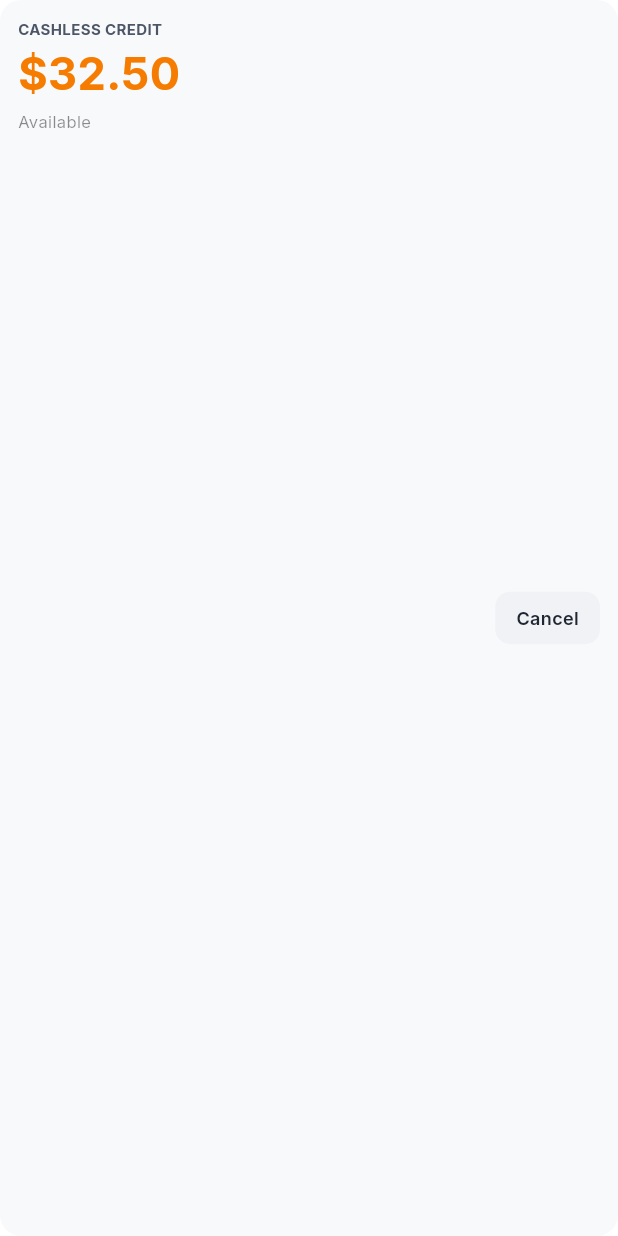
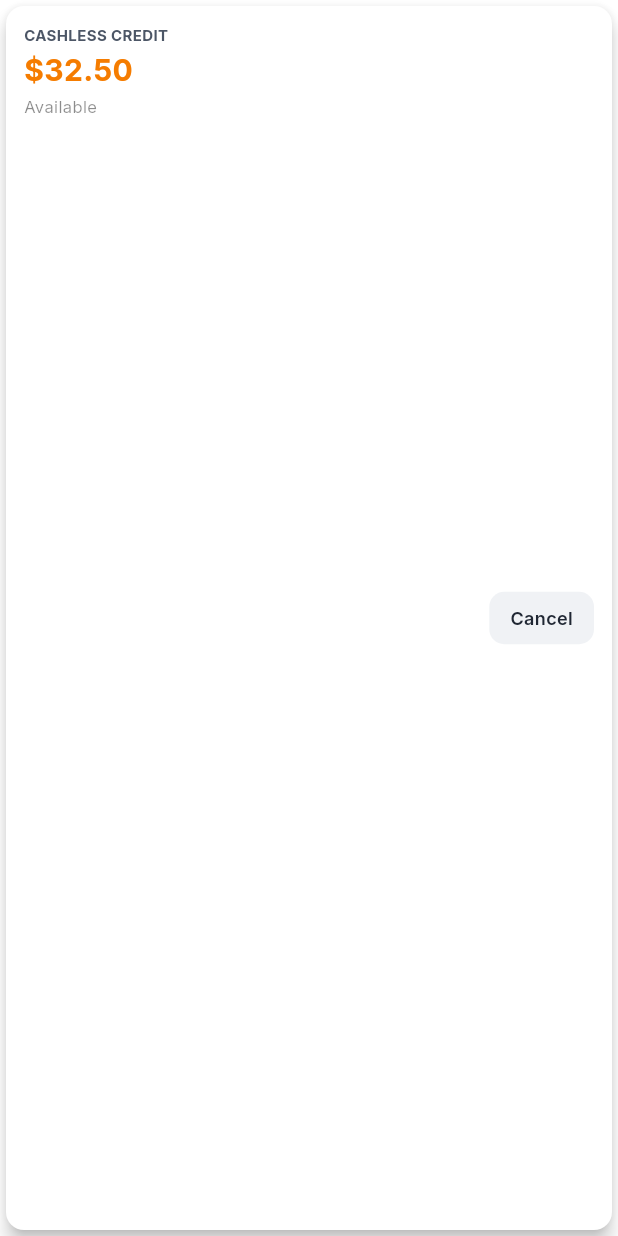
Before and after one commit to SignsMatt/pointofsale_layout, a Flutter app: the _CashlessCreditCard widget shown alone on an empty page, opened directly, on a phone screen of 412 x 824 dp. Run offline on Flutter 3.47's test engine with Material 3 defaults, Android fonts, the phone set to English and light mode, and no system bars; our stand-ins replace google_fonts.

```diff
--- a/lib/widgets/current_order_panel.dart
+++ b/lib/widgets/current_order_panel.dart
@@ -220,11 +220,8 @@ class _TotalsCard extends StatelessWidget {
 
   @override
   Widget build(BuildContext context) {
-    return DecoratedBox(
-      decoration: BoxDecoration(
-        color: AppColors.panelSurface,
-        borderRadius: BorderRadius.circular(14),
-      ),
+    return Card(
+      elevation: 5,
       child: const Padding(
         padding: EdgeInsets.all(14),
         child: Column(
@@ -287,11 +284,8 @@ class _CashlessCreditCard extends StatelessWidget {
 
   @override
   Widget build(BuildContext context) {
-    return DecoratedBox(
-      decoration: BoxDecoration(
-        color: AppColors.panelSurface,
-        borderRadius: BorderRadius.circular(14),
-      ),
+    return Card(
+      elevation: 5,
       child: Padding(
         padding: const EdgeInsets.all(12),
         child: Row(
@@ -313,7 +307,7 @@ class _CashlessCreditCard extends StatelessWidget {
                     '\$32.50',
                     style: TextStyle(
                       color: AppColors.filterAccent,
-                      fontSize: 30,
+                      fontSize: 20,
                       fontWeight: FontWeight.w700,
                     ),
                   ),
```
Also changed, not shown: lib/main_page.dart (+13 -7 lines).
